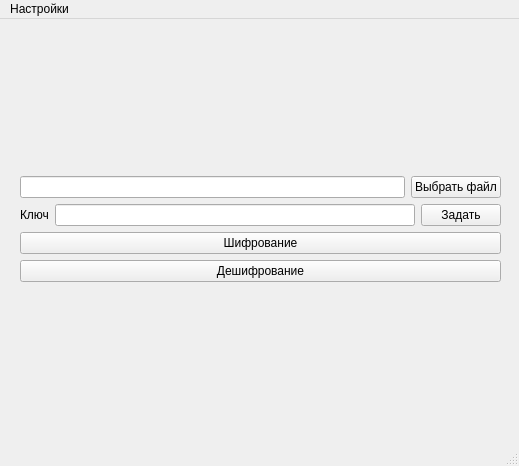
Above: mainwindow.ui from pavelrd/Decryptor before the change. Below: the same form after it.
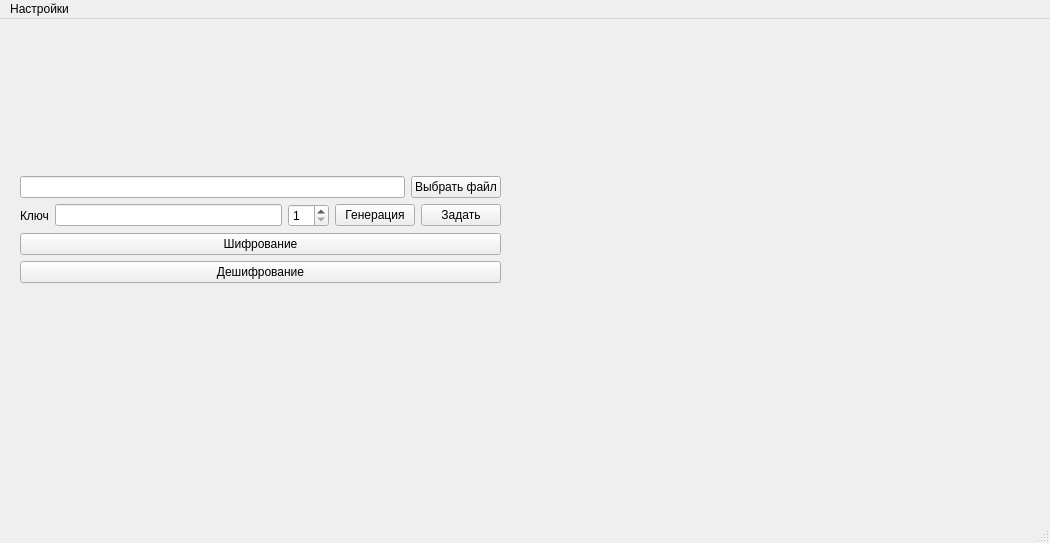
That is the form after the change.

Commit message: Доабвлены: Возможность генрации случайного ключа по кнопке нужного размера Возможность запоминать ключ при нажатии кнопки, подсвечивание когда ключ активен, добавлено сообщение об ошибке, если ключ не задан.

The edit to the form file:
```diff
--- a/mainwindow.ui
+++ b/mainwindow.ui
@@ -6,8 +6,8 @@
    <rect>
     <x>0</x>
     <y>0</y>
-    <width>519</width>
-    <height>466</height>
+    <width>1050</width>
+    <height>543</height>
    </rect>
   </property>
   <property name="windowTitle">
@@ -56,6 +56,27 @@
            </property>
           </widget>
          </item>
+         <item>
+          <layout class="QHBoxLayout" name="horizontalLayout_3">
+           <item>
+            <widget class="QSpinBox" name="spinBox_keyLength">
+             <property name="minimum">
+              <number>1</number>
+             </property>
+             <property name="maximum">
+              <number>32</number>
+             </property>
+            </widget>
+           </item>
+           <item>
+            <widget class="QPushButton" name="pushButton_generationKey">
+             <property name="text">
+              <string>Генерация</string>
+             </property>
+            </widget>
+           </item>
+          </layout>
+         </item>
          <item>
           <widget class="QPushButton" name="pushButton_setKey">
            <property name="text">
@@ -89,7 +110,7 @@
     <rect>
      <x>0</x>
      <y>0</y>
-     <width>519</width>
+     <width>1050</width>
      <height>21</height>
     </rect>
    </property>
```
The commit also changes 2 other files.
